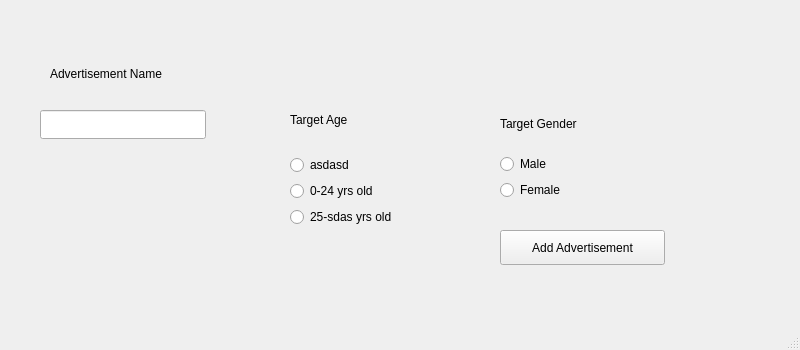
Old version of the form Ad/mainwindow.ui in the repository jamesc2000/INTcognito-Advertising.
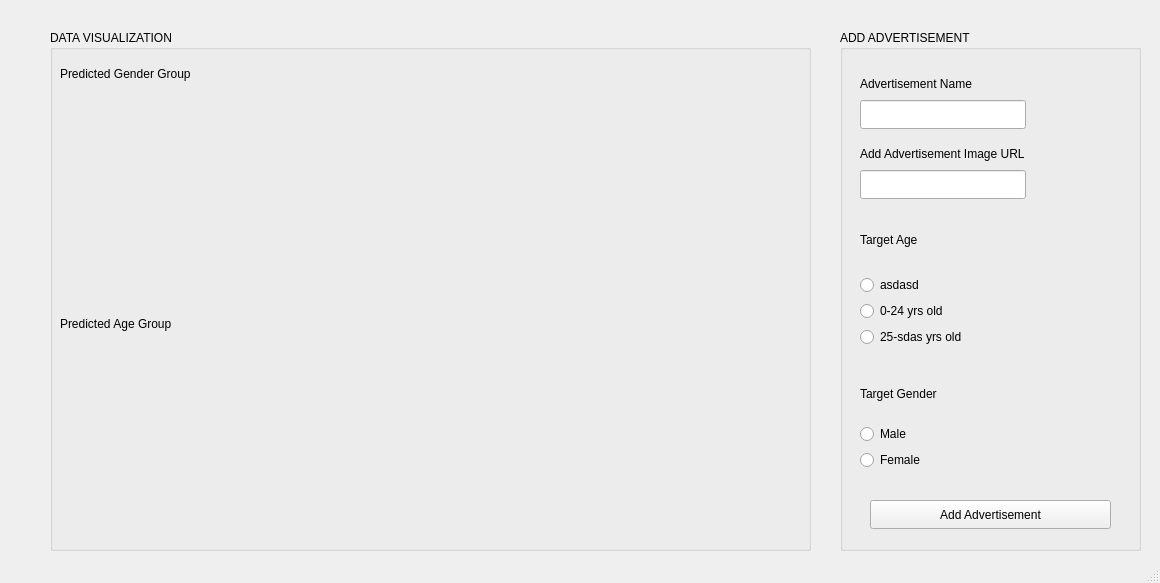
New version of the form.

```diff
--- a/Ad/mainwindow.ui
+++ b/Ad/mainwindow.ui
@@ -6,19 +6,54 @@
    <rect>
     <x>0</x>
     <y>0</y>
-    <width>800</width>
-    <height>350</height>
+    <width>1160</width>
+    <height>583</height>
    </rect>
   </property>
   <property name="windowTitle">
    <string>MainWindow</string>
   </property>
   <widget class="QWidget" name="centralwidget">
+   <widget class="QGroupBox" name="groupBox">
+    <property name="geometry">
+     <rect>
+      <x>840</x>
+      <y>30</y>
+      <width>301</width>
+      <height>521</height>
+     </rect>
+    </property>
+    <property name="title">
+     <string>ADD ADVERTISEMENT</string>
+    </property>
+    <widget class="QLabel" name="label_4">
+     <property name="geometry">
+      <rect>
+       <x>20</x>
+       <y>110</y>
+       <width>211</width>
+       <height>28</height>
+      </rect>
+     </property>
+     <property name="text">
+      <string>Add Advertisement Image URL</string>
+     </property>
+    </widget>
+    <widget class="QLineEdit" name="lineEdit">
+     <property name="geometry">
+      <rect>
+       <x>20</x>
+       <y>70</y>
+       <width>166</width>
+       <height>29</height>
+      </rect>
+     </property>
+    </widget>
    <widget class="QLabel" name="label">
     <property name="geometry">
      <rect>
-      <x>50</x>
-      <y>60</y>
+       <x>20</x>
+       <y>40</y>
       <width>167</width>
       <height>28</height>
      </rect>
@@ -27,35 +62,12 @@
      <string>Advertisement Name</string>
     </property>
    </widget>
-   <widget class="QLineEdit" name="lineEdit">
-    <property name="geometry">
-     <rect>
-      <x>40</x>
-      <y>110</y>
-      <width>166</width>
-      <height>29</height>
-     </rect>
-    </property>
-   </widget>
-   <widget class="QPushButton" name="pushButton">
-    <property name="geometry">
-     <rect>
-      <x>500</x>
-      <y>230</y>
-      <width>165</width>
-      <height>35</height>
-     </rect>
-    </property>
-    <property name="text">
-     <string>Add Advertisement</string>
-    </property>
-   </widget>
    <widget class="QWidget" name="verticalLayoutWidget">
     <property name="geometry">
      <rect>
-      <x>500</x>
-      <y>100</y>
-      <width>160</width>
+       <x>20</x>
+       <y>340</y>
+       <width>111</width>
       <height>100</height>
      </rect>
     </property>
@@ -83,11 +95,11 @@
      </item>
     </layout>
    </widget>
-   <widget class="QWidget" name="">
+    <widget class="QWidget" name="layoutWidget">
     <property name="geometry">
      <rect>
-      <x>290</x>
-      <y>90</y>
+       <x>20</x>
+       <y>180</y>
       <width>150</width>
       <height>137</height>
      </rect>
@@ -122,6 +134,94 @@
       </widget>
      </item>
     </layout>
+    </widget>
+    <widget class="QPushButton" name="pushButton">
+     <property name="geometry">
+      <rect>
+       <x>30</x>
+       <y>470</y>
+       <width>241</width>
+       <height>29</height>
+      </rect>
+     </property>
+     <property name="mouseTracking">
+      <bool>false</bool>
+     </property>
+     <property name="text">
+      <string>Add Advertisement</string>
+     </property>
+    </widget>
+    <widget class="QLineEdit" name="lineEdit_2">
+     <property name="geometry">
+      <rect>
+       <x>20</x>
+       <y>140</y>
+       <width>166</width>
+       <height>29</height>
+      </rect>
+     </property>
+    </widget>
+   </widget>
+   <widget class="QGroupBox" name="groupBox_2">
+    <property name="geometry">
+     <rect>
+      <x>50</x>
+      <y>30</y>
+      <width>761</width>
+      <height>521</height>
+     </rect>
+    </property>
+    <property name="title">
+     <string>DATA VISUALIZATION</string>
+    </property>
+    <widget class="QFrame" name="horizontalFrame">
+     <property name="geometry">
+      <rect>
+       <x>50</x>
+       <y>60</y>
+       <width>661</width>
+       <height>201</height>
+      </rect>
+     </property>
+     <layout class="QHBoxLayout" name="horizontalLayout"/>
+    </widget>
+    <widget class="QFrame" name="horizontalFrame_2">
+     <property name="geometry">
+      <rect>
+       <x>50</x>
+       <y>310</y>
+       <width>661</width>
+       <height>201</height>
+      </rect>
+     </property>
+     <layout class="QHBoxLayout" name="horizontalLayout_2"/>
+    </widget>
+    <widget class="QLabel" name="label_5">
+     <property name="geometry">
+      <rect>
+       <x>10</x>
+       <y>30</y>
+       <width>211</width>
+       <height>28</height>
+      </rect>
+     </property>
+     <property name="text">
+      <string>Predicted Gender Group</string>
+     </property>
+    </widget>
+    <widget class="QLabel" name="label_6">
+     <property name="geometry">
+      <rect>
+       <x>10</x>
+       <y>280</y>
+       <width>211</width>
+       <height>28</height>
+      </rect>
+     </property>
+     <property name="text">
+      <string>Predicted Age Group</string>
+     </property>
+    </widget>
    </widget>
   </widget>
   <widget class="QStatusBar" name="statusbar"/>
```
Lines whose indentation alone changed are shown as unchanged.
